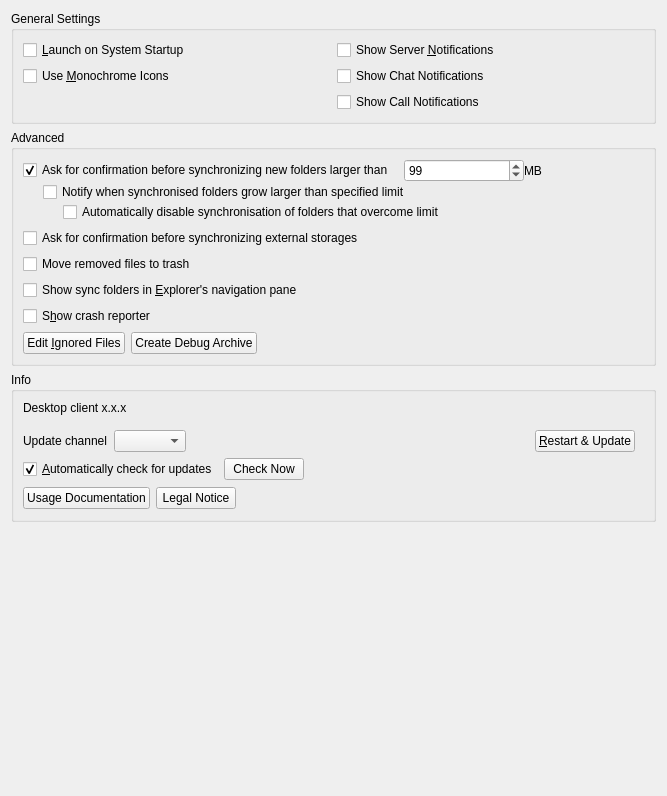
Above: src/gui/generalsettings.ui from nextcloud/desktop before the change. Below: the same form after it.
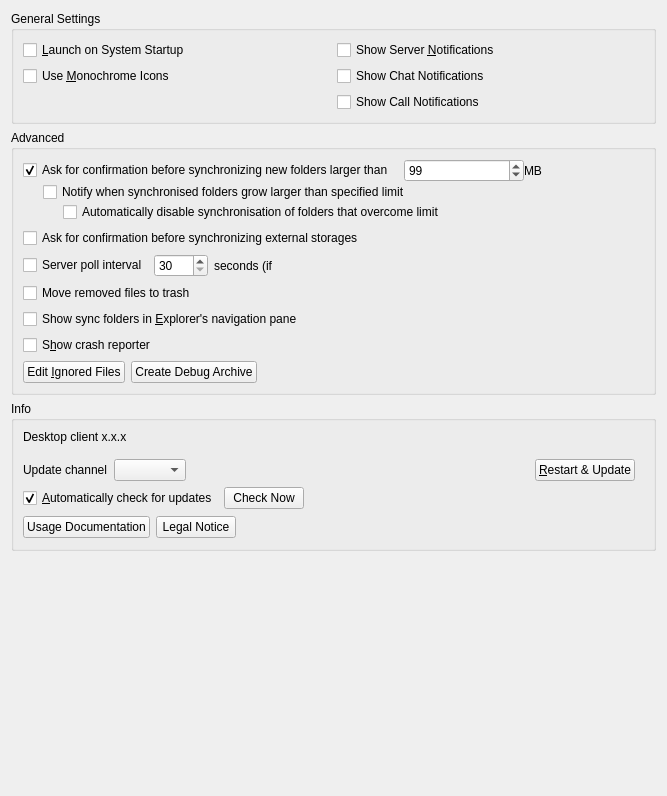
That is the form after the change.

Commit message: Added an option to customize the server poll interval in the Advanced Settings

Diff of the .ui file:
```diff
--- a/src/gui/generalsettings.ui
+++ b/src/gui/generalsettings.ui
@@ -186,6 +186,50 @@
         </item>
        </layout>
       </item>
+      <item>
+       <layout class="QHBoxLayout" name="horizontalLayout_remotePollInterval">
+        <item>
+         <widget class="QCheckBox" name="remotePollIntervalCheckBox">
+          <property name="text">
+           <string>Server poll interval</string>
+          </property>
+         </widget>
+        </item>
+        <item>
+         <widget class="QSpinBox" name="remotePollIntervalSpinBox">
+          <property name="minimum">
+            <number>30</number>
+          </property>
+          <property name="maximum">
+           <number>3600</number>
+          </property>
+          <property name="singleStep">
+           <number>1</number>
+          </property>         
+         </widget>         
+        </item>
+        <item>
+         <widget class="QLabel" name="labelInterval">
+          <property name="text">
+           <string extracomment="Trailing part of &quot;Server poll interval&quot; ">seconds (if <a href="https://github.com/nextcloud/notify_push">Client Push</a> is unavailable)</string>
+          </property>
+         </widget>
+        </item>
+        <item>
+         <spacer name="horizontalSpacer_remotePollInterval">
+          <property name="orientation">
+           <enum>Qt::Horizontal</enum>
+          </property>
+          <property name="sizeHint" stdset="0">
+           <size>
+            <width>40</width>
+            <height>20</height>
+           </size>
+          </property>
+         </spacer>
+        </item>
+       </layout>
+      </item>
       <item>
        <layout class="QHBoxLayout" name="horizontalLayout_trash">
         <item>
```
The commit also changes 4 other files.
